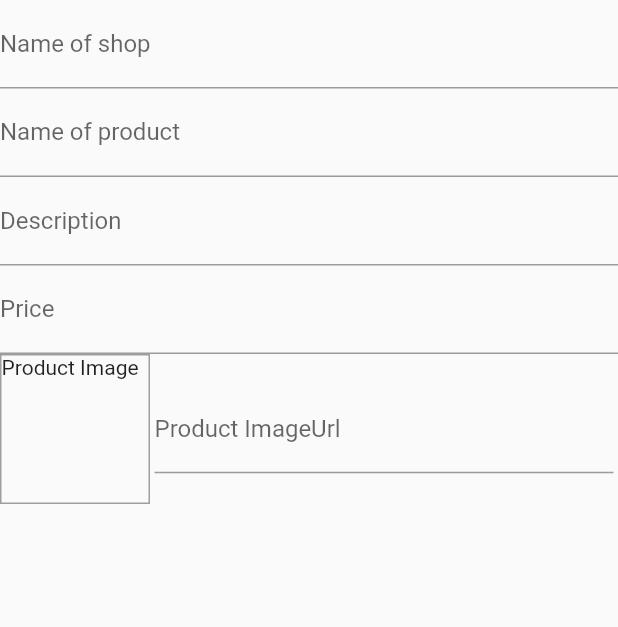
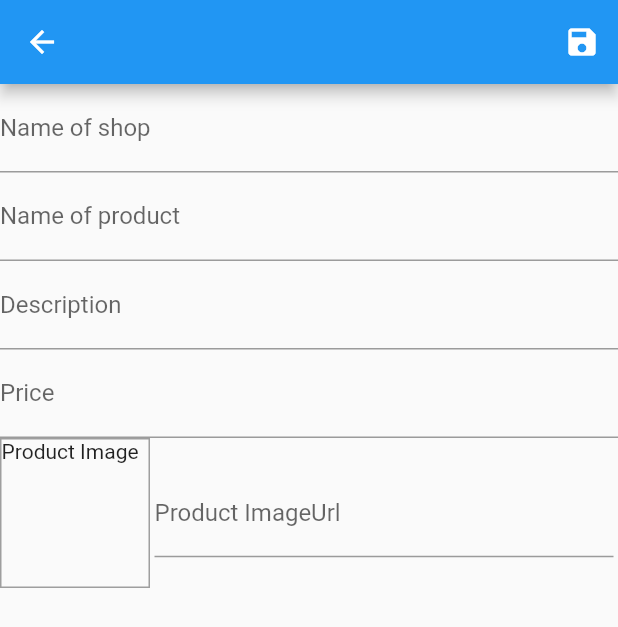
Before and after one commit to jhaym3s/fluterwave_challenge, a Flutter app: the AddAndEditScreen screen opened by its route, on a phone screen of 412 x 824 dp. Shown: the top 627 px of the screen. Run offline on Flutter 3.47's test engine with Material 2 defaults, Android fonts, the phone set to English and light mode, and no system bars; network calls fail.

```diff
--- a/lib/main.dart
+++ b/lib/main.dart
@@ -9,7 +9,7 @@ import './screens/cart_screen.dart';
 import './screens/registration_screen.dart';
 import 'package:provider/provider.dart';
 import './screens/product_overview.dart';
-import './login.dart';
+import 'widgets/login.dart';
 import './screens/shop_screen.dart';
 import './screens/add_and_edit_screen.dart';
 
--- a/lib/screens/add_and_edit_screen.dart
+++ b/lib/screens/add_and_edit_screen.dart
@@ -120,11 +120,11 @@ _imageUrlFocusNode.addListener(updateImageUrl);
   Widget build(BuildContext context) {
 
     return Scaffold(
-      // appBar: AppBar(
-      //   actions: [
-      //     IconButton(icon: Icon(Icons.save), onPressed: saveForm)
-      //   ],
-      // ),
+      appBar: AppBar(
+        actions: [
+          IconButton(icon: Icon(Icons.save), onPressed: saveForm)
+        ],
+      ),
       body: isLoading? Center(child: CircularProgressIndicator()) :SingleChildScrollView(
         child: Form(
           key: _form,
--- /dev/null
+++ b/lib/widgets/http_exception.dart
@@ -0,0 +1,13 @@
+import 'package:flutter/material.dart';
+
+class HttpException implements Exception{
+  final String message;
+
+  HttpException(this.message);
+
+  @override
+  String toString() {
+    return message;
+//    return super.toString();
+  }
+}
```
Also changed, not shown: lib/providers/product.dart (+24 -3 lines), lib/providers/product_provider.dart (+16 -9 lines), lib/widgets/custom_drawer.dart (+0 -8 lines), lib/widgets/login.dart (renamed from lib/login.dart).
